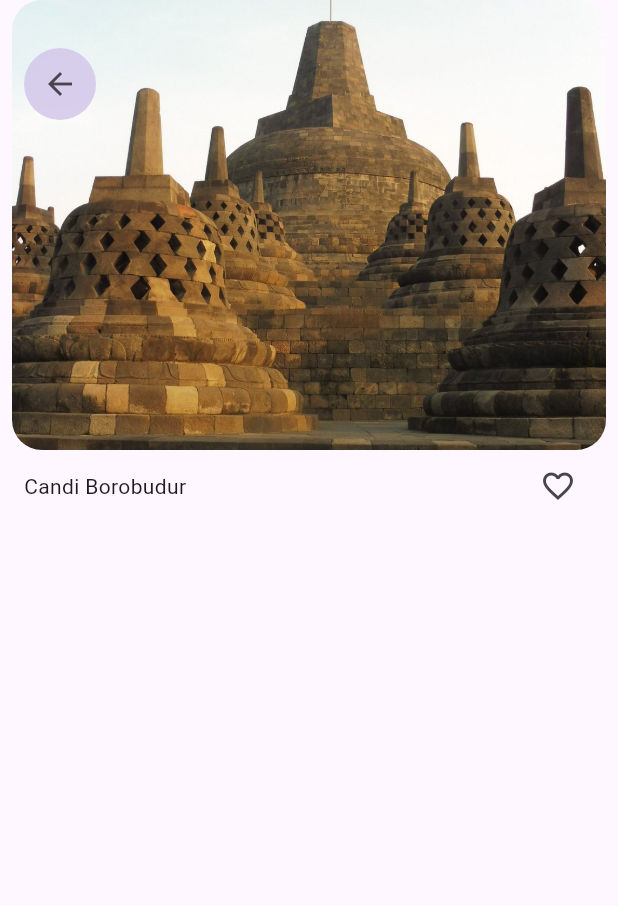
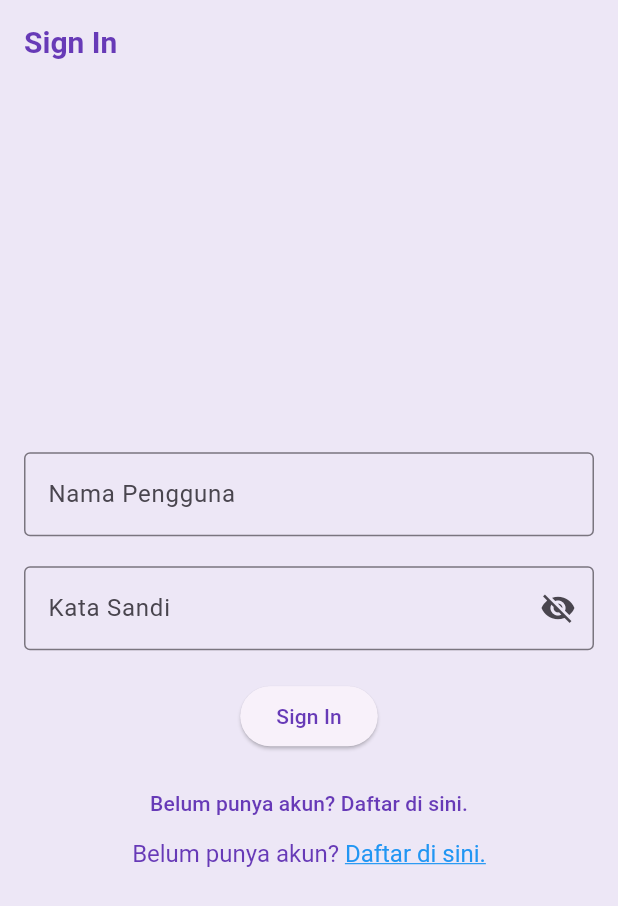
Before and after one commit to Mobile-Programming-MDP/materi-latihan-flutter-FernandoFeliansyah, a Flutter app: the screen it shows after launch, on a phone screen of 412 x 824 dp. Shown: the top 906 px of the screen. Run offline on Flutter 3.47's test engine with Material 2 defaults, Android fonts, the phone set to English and light mode, and no system bars.

Commit message:
Pertemuan_14

```diff
--- /dev/null
+++ b/wisata_candi/lib/main.dart
@@ -0,0 +1,37 @@
+import 'package:flutter/material.dart';
+// import 'package:wisata_candi/data/candi_data.dart';
+// import 'package:wisata_candi/screen/detail_screen.dart';
+// import 'package:wisata_candi/screen/profile_screen.dart';
+import 'package:wisata_candi/screen/sign_in_screen.dart';
+
+void main() {
+  runApp(const MyApp());
+}
+
+class MyApp extends StatelessWidget {
+  const MyApp({super.key});
+
+  // This widget is the root of your application.
+  @override
+  Widget build(BuildContext context) {
+    return MaterialApp(
+      title: 'Wisata Candi',
+      theme: ThemeData(
+        appBarTheme: const AppBarTheme(
+          iconTheme: IconThemeData(color: Colors.deepPurple),
+          titleTextStyle: TextStyle(
+            color: Colors.deepPurple,
+            fontSize: 20,
+            fontWeight: FontWeight.bold,
+          ),
+        ),
+        colorScheme: ColorScheme.fromSeed(seedColor: Colors.deepPurple).copyWith(
+          primary: Colors.deepPurple,
+          surface: Colors.deepPurple[50],
+        ),
+        useMaterial3: true,
+      ),
+      home: SignInScreen(),
+    );
+  }
+}
--- /dev/null
+++ b/wisata_candi/lib/screen/sign_in_screen.dart
@@ -0,0 +1,103 @@
+import 'package:flutter/gestures.dart';
+import 'package:flutter/material.dart';
+
+class SignInScreen extends StatefulWidget {
+  SignInScreen({super.key});
+
+  @override
+  State<SignInScreen> createState() => _SignInScreenState();
+}
+
+class _SignInScreenState extends State<SignInScreen> {
+  //TODO: 1. Deklarasikan variabel
+  final TextEditingController _usernameController = TextEditingController();
+
+  final TextEditingController _passwordController = TextEditingController();
+
+  String _errorText = '';
+
+  bool isSignIn = false;
+
+  bool _obscurePassword = true;
+
+  @override
+  Widget build(BuildContext context) {
+    return Scaffold(
+      //TODO: 2. Pasang AppBar
+      appBar: AppBar(title: Text('Sign In '),),
+      //TODO: 3. Pasang body
+      body: Center(
+        child: SingleChildScrollView(
+          child: Padding(
+            padding: const EdgeInsets.all(16),
+            child: Form(
+              child: Column(
+                //TODO: 4. Atur mainAxisAlignment dan crossAxisAlignment
+                mainAxisAlignment: MainAxisAlignment.center,
+                crossAxisAlignment: CrossAxisAlignment.center,
+                children: [
+                //TODO 5. Pasang TextFormField Nama Pengguna
+                TextFormField(
+                  controller: _usernameController,
+                  decoration: InputDecoration(
+                    labelText: "Nama Pengguna",
+                    border: OutlineInputBorder(),
+                  ),
+                ),
+                //TODO 6. Pasang TextFormField Kata Sandi
+                SizedBox(height: 20),
+                TextFormField(
+                  controller: _passwordController,
+                  decoration: InputDecoration(
+                    labelText: "Kata Sandi",
+                    errorText: _errorText.isNotEmpty ? _errorText : null,
+                    border: OutlineInputBorder(),
+                    suffixIcon: IconButton(
+                      onPressed: () {
+                        setState(() {
+                        _obscurePassword = !_obscurePassword;
+                        });
+                      },
+                      icon: Icon(
+                        _obscurePassword ? Icons.visibility_off
+                        : Icons.visibility,
+                      ),),
+                  ),
+                  obscureText: _obscurePassword ,
+                ),
+                //TODO 7. Pasang ElevatedButton Sign In
+                SizedBox(height: 20),
+                ElevatedButton(
+                  onPressed: () {},
+                  child: Text('Sign In')),
+                  //TODO 8. Pasang TextButton Sign Up
+                  SizedBox(height: 10),
+                  TextButton(
+                    onPressed: () {},
+                    child: Text('Belum punya akun? Daftar di sini.')),
+                  RichText(
+                    text: TextSpan(
+                      text: 'Belum punya akun? ',
+                      style: TextStyle(fontSize: 16, color: Colors.deepPurple),
+                      children: <TextSpan>[
+                        TextSpan(
+                          text: 'Daftar di sini.',
+                          style: TextStyle(
+                            color: Colors.blue,
+                            decoration: TextDecoration.underline,
+                            fontSize: 16
+                          ),
+                          recognizer: TapGestureRecognizer()
+                          ..onTap = () {},
+                        ),
+                      ],
+                    ),
+                  )
+                ],
+              )),
+          ),
+        ),
+      ),
+    );
+  }
+}
--- a/wisata_candi/lib/widgets/main.dart
+++ /dev/null
@@ -1,24 +0,0 @@
-import 'package:flutter/material.dart';
-import 'package:wisata_candi/data/candi_data.dart';
-import 'package:wisata_candi/screen/detail_screen.dart';
-
-void main() {
-  runApp(const MyApp());
-}
-
-class MyApp extends StatelessWidget {
-  const MyApp({super.key});
-
-  // This widget is the root of your application.
-  @override
-  Widget build(BuildContext context) {
-    return MaterialApp(
-      title: 'Wisata Candi',
-      theme: ThemeData(
-        colorScheme: ColorScheme.fromSeed(seedColor: Colors.deepPurple),
-        useMaterial3: true,
-      ),
-      home: DetailScreen(candi: candiList[0]),
-    );
-  }
-}
--- a/wisata_candi/pubspec.yaml
+++ b/wisata_candi/pubspec.yaml
@@ -35,6 +35,7 @@ dependencies:
   # The following adds the Cupertino Icons font to your application.
   # Use with the CupertinoIcons class for iOS style icons.
   cupertino_icons: ^1.0.2
+  cached_network_image: ^3.3.0
 
 dev_dependencies:
   flutter_test:
```
Also changed, not shown: wisata_candi/lib/screen/detail_screen.dart (+83 -3 lines), wisata_candi/lib/screen/profile_screen.dart (added, +151 -0 lines), wisata_candi/lib/widgets/profile_info_item.dart (added, +55 -0 lines), wisata_candi/pubspec.lock, 3 other files.
